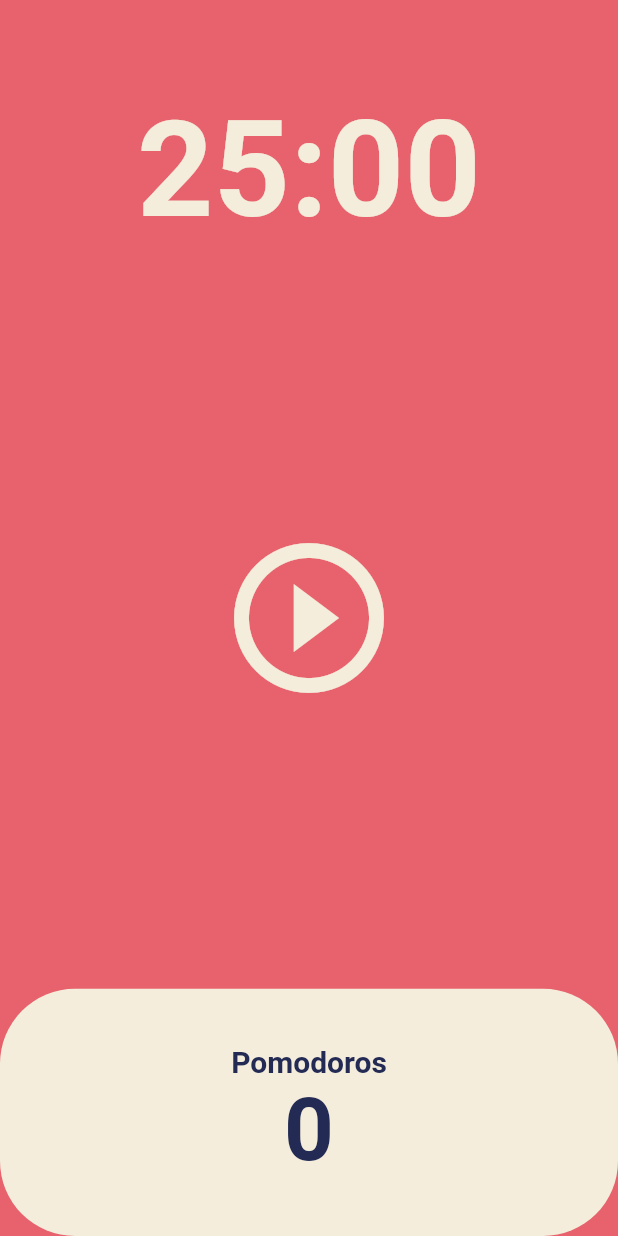
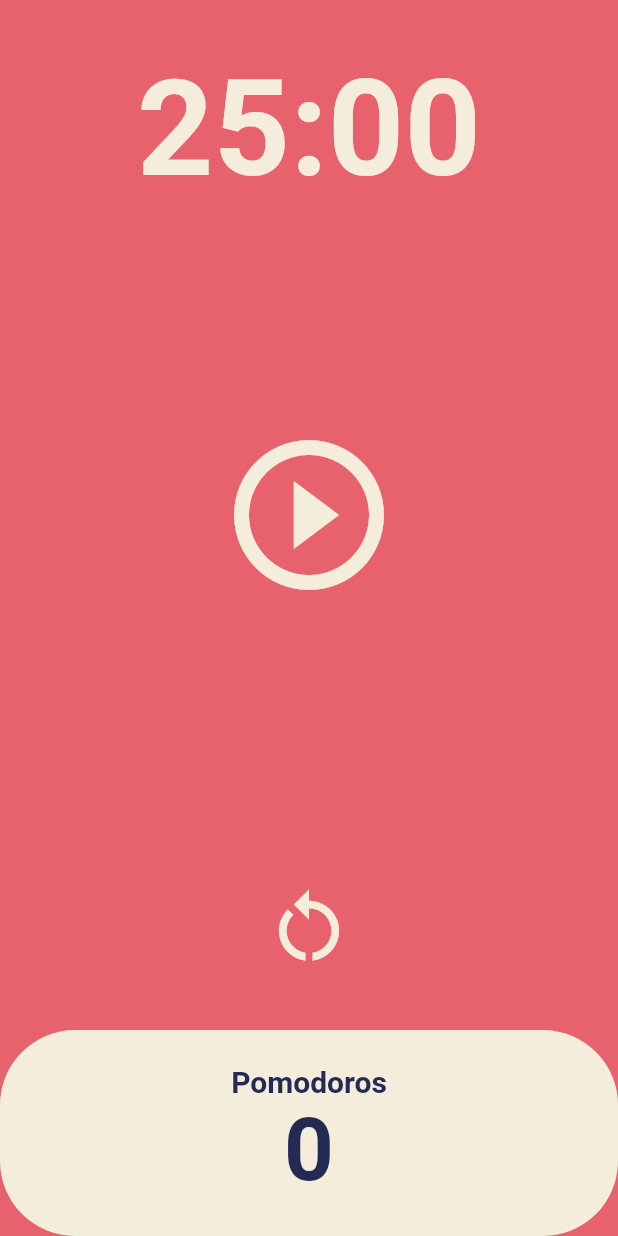
Before and after one commit to chojaework/Flutter-Study, a Flutter app: the screen it shows after launch, on a phone screen of 412 x 824 dp. Run offline on Flutter 3.47's test engine with Material 2 defaults, Android fonts, the phone set to English and light mode, and no system bars.

Commit message:
5.4 Code Challenge

```diff
--- a/toonflix/lib/screens/home_screen.dart
+++ b/toonflix/lib/screens/home_screen.dart
@@ -28,6 +28,15 @@ class _HomeScreenState extends State<HomeScreen> {
         totalSeconds = totalSeconds - 1;
       });
     }
+  }
+
+  void restart() {
+    //멈춘 뒤 초기화하는 것만 가능하다고 가정
+    setState(() {
+      totalPomodoros = 0;
+    });
+    timer.cancel();
+    totalSeconds = tweentyFiveMinutes;
   }
 
   void onStartPressed() {
@@ -104,6 +113,17 @@ class _HomeScreenState extends State<HomeScreen> {
           ),
           Flexible(
             flex: 1,
+            child: Center(
+              child: IconButton(
+                iconSize: 60,
+                color: Theme.of(context).cardColor,
+                onPressed: restart,
+                icon: const Icon(Icons.restart_alt),
+              ),
+            ),
+          ),
+          Flexible(
+            flex: 1,
             child: Row(
               children: [
                 Expanded(
```
